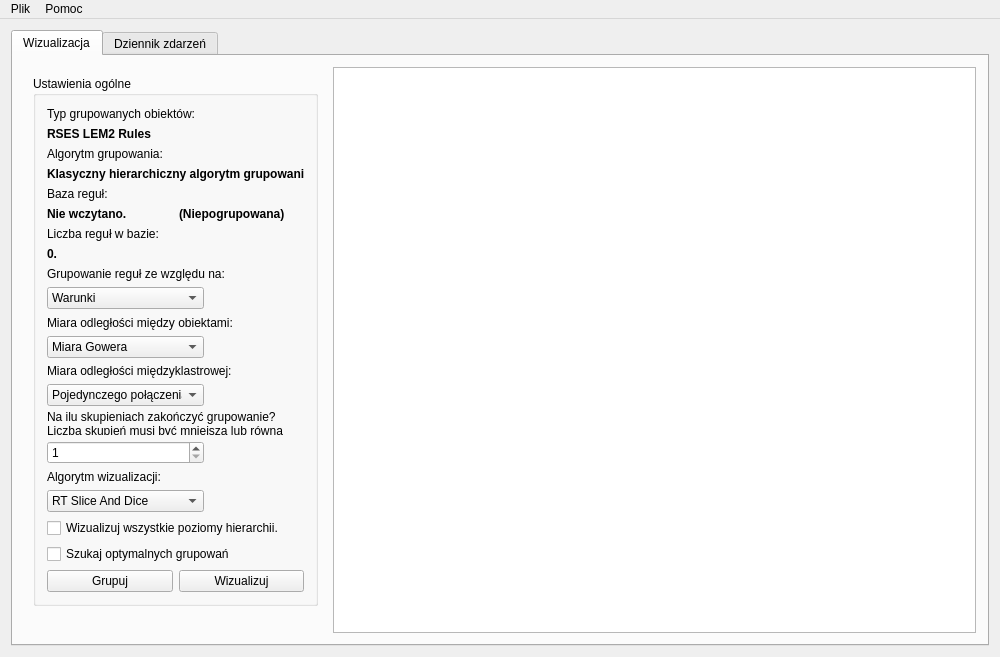
Qt form mainwindow.ui (Tomev/CluVis) before a commit.
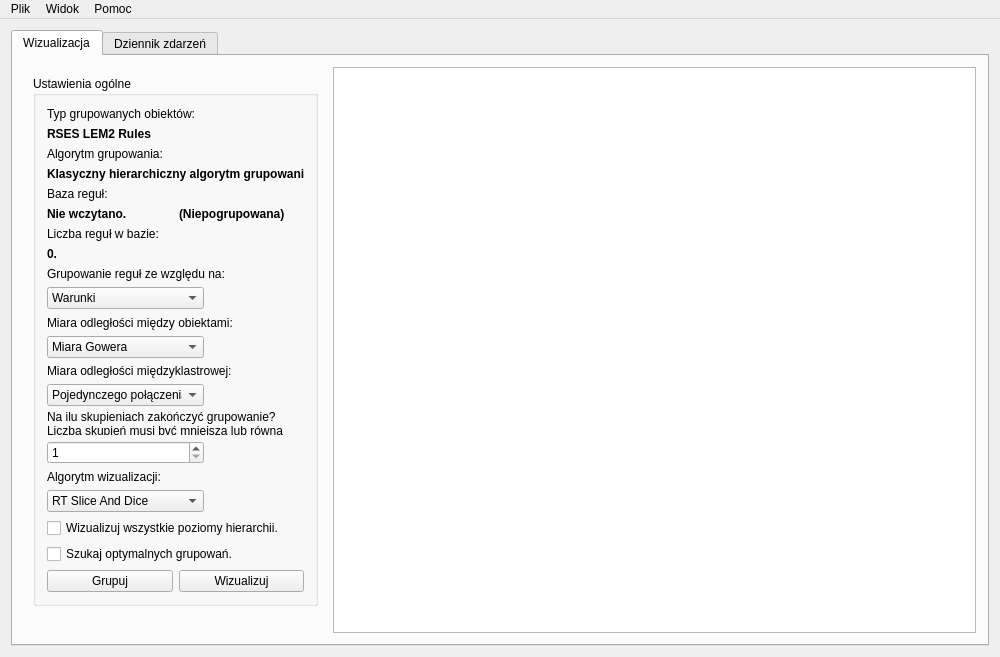
The same form after that commit.

```diff
--- a/mainwindow.ui
+++ b/mainwindow.ui
@@ -407,7 +407,7 @@
                <item>
                 <widget class="QCheckBox" name="checkBoxSearchForBestIndexes">
                  <property name="text">
-                  <string>Szukaj optymalnych grupowań</string>
+                  <string>Szukaj optymalnych grupowań.</string>
                  </property>
                 </widget>
                </item>
@@ -551,7 +551,21 @@
     </property>
     <addaction name="actionAbout"/>
    </widget>
+   <widget class="QMenu" name="menuWidok">
+    <property name="title">
+     <string>Widok</string>
+    </property>
+    <widget class="QMenu" name="menuJ_zyk">
+     <property name="title">
+      <string>Język</string>
+     </property>
+     <addaction name="actionAngielski"/>
+     <addaction name="actionPolski"/>
+    </widget>
+    <addaction name="menuJ_zyk"/>
+   </widget>
    <addaction name="menuFile"/>
+   <addaction name="menuWidok"/>
    <addaction name="menuHelp"/>
   </widget>
   <action name="actionLoadObjectBase">
```
Left out of the diff: 10 changed lines with no effect on the pictures.
